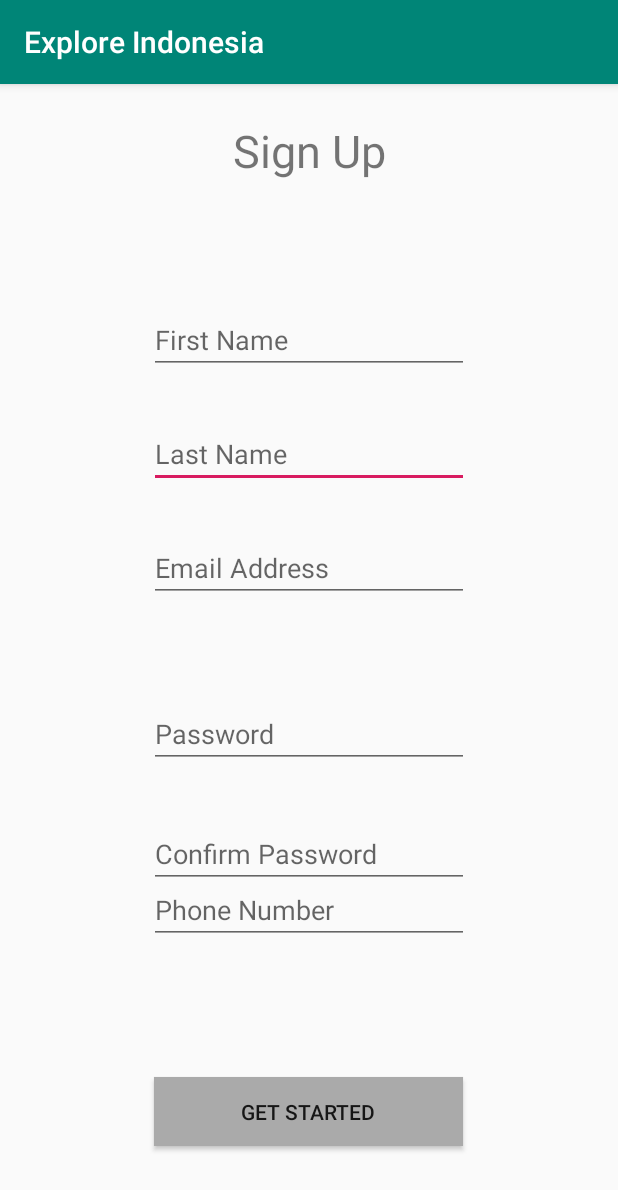
After one commit to ditaprll/ExploreIndonesiaa, an Android app: the Register screen opened directly, with no data from a screen before it, on a phone screen of 412 x 824 dp. The commit adds this screen. Shown: the top 1190 px of the screen. Run offline under Robolectric (Android 15) with nearby library versions, the phone set to English and light mode, and no system bars.

Commit message:
Commit XML Register #5

```diff
--- a/app/build.gradle
+++ b/app/build.gradle
@@ -23,6 +23,9 @@
     implementation fileTree(dir: 'libs', include: ['*.jar'])
     implementation 'androidx.appcompat:appcompat:1.1.0'
     implementation 'androidx.constraintlayout:constraintlayout:1.1.3'
+    implementation 'com.google.android.material:material:1.1.0'
+    implementation 'androidx.annotation:annotation:1.0.2'
+    implementation 'androidx.lifecycle:lifecycle-extensions:2.0.0'
     testImplementation 'junit:junit:4.12'
     androidTestImplementation 'androidx.test.ext:junit:1.1.1'
     androidTestImplementation 'androidx.test.espresso:espresso-core:3.2.0'
--- a/app/src/main/AndroidManifest.xml
+++ b/app/src/main/AndroidManifest.xml
@@ -9,6 +9,11 @@
         android:roundIcon="@mipmap/ic_launcher_round"
         android:supportsRtl="true"
         android:theme="@style/AppTheme">
+        <activity android:name=".homepage"></activity>
+        <activity android:name=".Register" />
+        <activity
+            android:name=".ui.login.LoginActivity"
+            android:label="@string/title_activity_login" />
         <activity android:name=".MainActivity">
             <intent-filter>
                 <action android:name="android.intent.action.MAIN" />
--- /dev/null
+++ b/app/src/main/java/com/example/exploreindonesia/Register.java
@@ -0,0 +1,14 @@
+package com.example.exploreindonesia;
+
+import androidx.appcompat.app.AppCompatActivity;
+
+import android.os.Bundle;
+
+public class Register extends AppCompatActivity {
+
+    @Override
+    protected void onCreate(Bundle savedInstanceState) {
+        super.onCreate(savedInstanceState);
+        setContentView(R.layout.activity_register);
+    }
+}
--- /dev/null
+++ b/app/src/main/res/layout/activity_register.xml
@@ -0,0 +1,103 @@
+<?xml version="1.0" encoding="utf-8"?>
+<androidx.constraintlayout.widget.ConstraintLayout xmlns:android="http://schemas.android.com/apk/res/android"
+    xmlns:app="http://schemas.android.com/apk/res-auto"
+    xmlns:tools="http://schemas.android.com/tools"
+    android:layout_width="match_parent"
+    android:layout_height="match_parent"
+    tools:context=".Register">
+
+    <EditText
+        android:id="@+id/lastname"
+        android:layout_width="wrap_content"
+        android:layout_height="wrap_content"
+        android:layout_marginTop="224dp"
+        android:ems="10"
+        android:hint="Last Name"
+        android:inputType="textPersonName"
+        app:layout_constraintEnd_toEndOf="parent"
+        app:layout_constraintStart_toStartOf="parent"
+        app:layout_constraintTop_toTopOf="parent" />
+
+    <EditText
+        android:id="@+id/email"
+        android:layout_width="wrap_content"
+        android:layout_height="wrap_content"
+        android:layout_marginTop="300dp"
+        android:ems="10"
+        android:hint="Email Address"
+        android:inputType="textPersonName"
+        app:layout_constraintEnd_toEndOf="parent"
+        app:layout_constraintStart_toStartOf="parent"
+        app:layout_constraintTop_toTopOf="parent" />
+
+    <EditText
+        android:id="@+id/notelp"
+        android:layout_width="wrap_content"
+        android:layout_height="wrap_content"
+        android:layout_marginTop="528dp"
+        android:ems="10"
+        android:hint="Phone Number"
+        android:inputType="textPersonName"
+        app:layout_constraintEnd_toEndOf="parent"
+        app:layout_constraintStart_toStartOf="parent"
+        app:layout_constraintTop_toTopOf="parent" />
+
+    <TextView
+        android:id="@+id/id_signup"
+        android:layout_width="wrap_content"
+        android:layout_height="wrap_content"
+        android:layout_marginTop="24dp"
+        android:text="Sign Up"
+        android:textSize="30sp"
+        app:layout_constraintEnd_toEndOf="parent"
+        app:layout_constraintStart_toStartOf="parent"
+        app:layout_constraintTop_toTopOf="parent" />
+
+    <EditText
+        android:id="@+id/firstname"
+        android:layout_width="wrap_content"
+        android:layout_height="wrap_content"
+        android:layout_marginTop="148dp"
+        android:ems="10"
+        android:hint="First Name"
+        android:inputType="textPersonName"
+        app:layout_constraintEnd_toEndOf="parent"
+        app:layout_constraintStart_toStartOf="parent"
+        app:layout_constraintTop_toTopOf="parent" />
+
+    <EditText
+        android:id="@+id/pw"
+        android:layout_width="wrap_content"
+        android:layout_height="wrap_content"
+        android:layout_marginBottom="312dp"
+        android:ems="10"
+        android:hint="Password"
+        android:inputType="textPassword"
+        app:layout_constraintBottom_toBottomOf="parent"
+        app:layout_constraintEnd_toEndOf="parent"
+        app:layout_constraintStart_toStartOf="parent" />
+
+    <EditText
+        android:id="@+id/pw2"
+        android:layout_width="wrap_content"
+        android:layout_height="wrap_content"
+        android:layout_marginBottom="232dp"
+        android:ems="10"
+        android:hint="Confirm Password"
+        android:inputType="textPassword"
+        app:layout_constraintBottom_toBottomOf="parent"
+        app:layout_constraintEnd_toEndOf="parent"
+        app:layout_constraintStart_toStartOf="parent" />
+
+    <Button
+        android:id="@+id/button4"
+        android:layout_width="206dp"
+        android:layout_height="46dp"
+        android:layout_marginBottom="60dp"
+        android:background="@android:color/darker_gray"
+        android:text="Get Started"
+        app:layout_constraintBottom_toBottomOf="parent"
+        app:layout_constraintEnd_toEndOf="parent"
+        app:layout_constraintHorizontal_bias="0.497"
+        app:layout_constraintStart_toStartOf="parent" />
+</androidx.constraintlayout.widget.ConstraintLayout>
--- /dev/null
+++ b/app/src/main/res/values/dimens.xml
@@ -0,0 +1,5 @@
+<resources>
+    <!-- Default screen margins, per the Android Design guidelines. -->
+    <dimen name="activity_horizontal_margin">16dp</dimen>
+    <dimen name="activity_vertical_margin">16dp</dimen>
+</resources>
```
Also changed, not shown: app/src/main/java/com/example/exploreindonesia/data/LoginDataSource.java (added, +29 -0 lines), app/src/main/java/com/example/exploreindonesia/data/LoginRepository.java (added, +54 -0 lines), app/src/main/java/com/example/exploreindonesia/data/Result.java (added, +48 -0 lines), app/src/main/java/com/example/exploreindonesia/data/model/LoggedInUser.java (added, +23 -0 lines), app/src/main/java/com/example/exploreindonesia/homepage.java (added, +14 -0 lines), app/src/main/java/com/example/exploreindonesia/ui/login/LoggedInUserView.java (added, +17 -0 lines), app/src/main/java/com/example/exploreindonesia/ui/login/LoginActivity.java (added, +131 -0 lines), app/src/main/java/com/example/exploreindonesia/ui/login/LoginFormState.java (added, +40 -0 lines), app/src/main/java/com/example/exploreindonesia/ui/login/LoginResult.java (added, +31 -0 lines), app/src/main/java/com/example/exploreindonesia/ui/login/LoginViewModel.java (added, +70 -0 lines), app/src/main/java/com/example/exploreindonesia/ui/login/LoginViewModelFactory.java (added, +26 -0 lines), app/src/main/res/layout/activity_homepage.xml (added, +29 -0 lines), app/src/main/res/layout/activity_main.xml (+36 -28 lines), app/src/main/res/values/strings.xml (+9 -0 lines).
